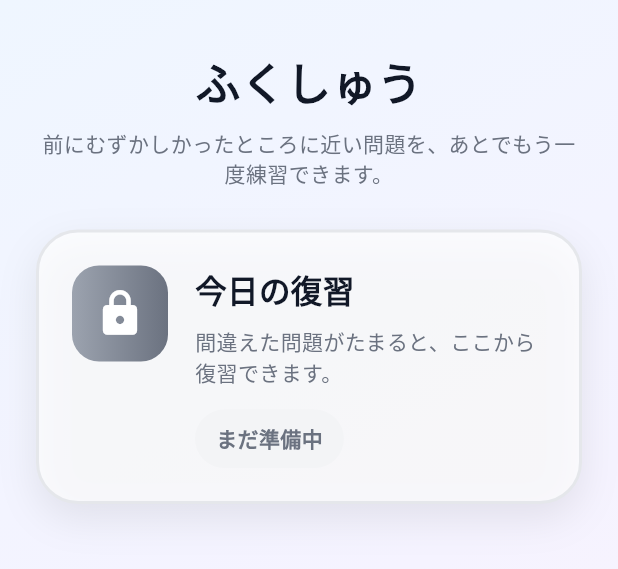
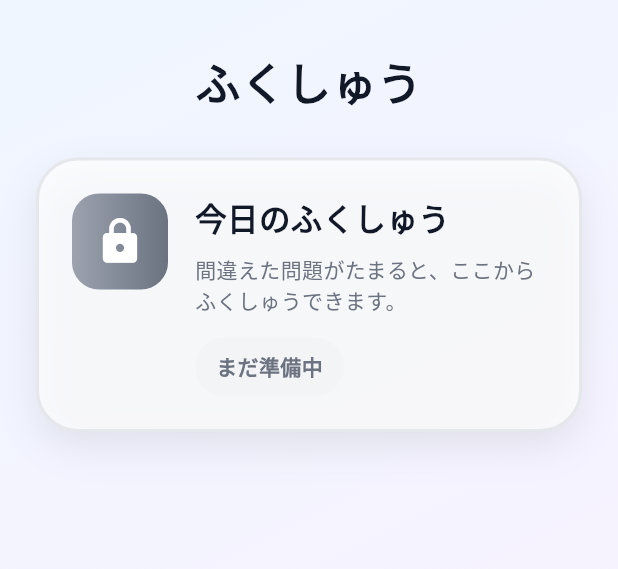
Before and after one commit to alex3333python/syuwa-study, a Flutter app: the ReviewScreen widget shown alone on an empty page, opened directly with empty values, on a phone screen of 412 x 824 dp. Shown: the top 569 px of the screen. Run offline on Flutter 3.47's test engine with Material 3 defaults, Android fonts, the phone set to English and light mode, and no system bars; our stand-ins replace flutter_tts, shared_preferences, video_player; accounts and stored records are empty; Roboto replaces fonts that are missing (GenInterfaceJP).

Commit message:
Simplify the review tab copy for beginning readers.
Drop the page subtitle, rename 今日の復習 to 今日のふくしゅう, and shorten the card prompt to むずかしかった問題を3問とこう.

Co-authored-by: Noeru Sugiyama <alex3333python@users.noreply.github.com>

```diff
--- a/lib/main.dart
+++ b/lib/main.dart
@@ -732,8 +732,8 @@ class _HomePageState extends State<HomePage> {
         id: -3,
         levelId: -1,
         type: LessonType.practice,
-        title: '今日の復習',
-        description: '前にむずかしかった言葉や計算に近い問題を練習します。',
+        title: '今日のふくしゅう',
+        description: 'むずかしかった問題を3問とこう',
         completed: false,
         locked: false,
         stars: 0,
--- a/lib/screens/lesson_map_screen.dart
+++ b/lib/screens/lesson_map_screen.dart
@@ -413,7 +413,7 @@ class TodayReviewCard extends StatelessWidget {
                     crossAxisAlignment: CrossAxisAlignment.start,
                     children: [
                       const Text(
-                        '今日の復習',
+                        '今日のふくしゅう',
                         style: TextStyle(
                           fontSize: 21,
                           fontWeight: FontWeight.bold,
@@ -423,8 +423,8 @@ class TodayReviewCard extends StatelessWidget {
                       const SizedBox(height: 8),
                       Text(
                         enabled
-                            ? '前にむずかしかったところに近い問題を3問練習します。'
-                            : '間違えた問題がたまると、ここから復習できます。',
+                            ? 'むずかしかった問題を3問とこう'
+                            : '間違えた問題がたまると、ここからふくしゅうできます。',
                         style: const TextStyle(
                           fontSize: 14,
                           color: Color(0xFF6B7280),
--- a/lib/screens/review_screen.dart
+++ b/lib/screens/review_screen.dart
@@ -41,12 +41,6 @@ class ReviewScreen extends StatelessWidget {
                     color: Color(0xFF111827),
                   ),
                 ),
-                const SizedBox(height: 8),
-                const Text(
-                  '前にむずかしかったところに近い問題を、あとでもう一度練習できます。',
-                  textAlign: TextAlign.center,
-                  style: TextStyle(color: Color(0xFF6B7280), height: 1.4),
-                ),
                 const SizedBox(height: 28),
                 Center(
                   child: TodayReviewCard(
```
